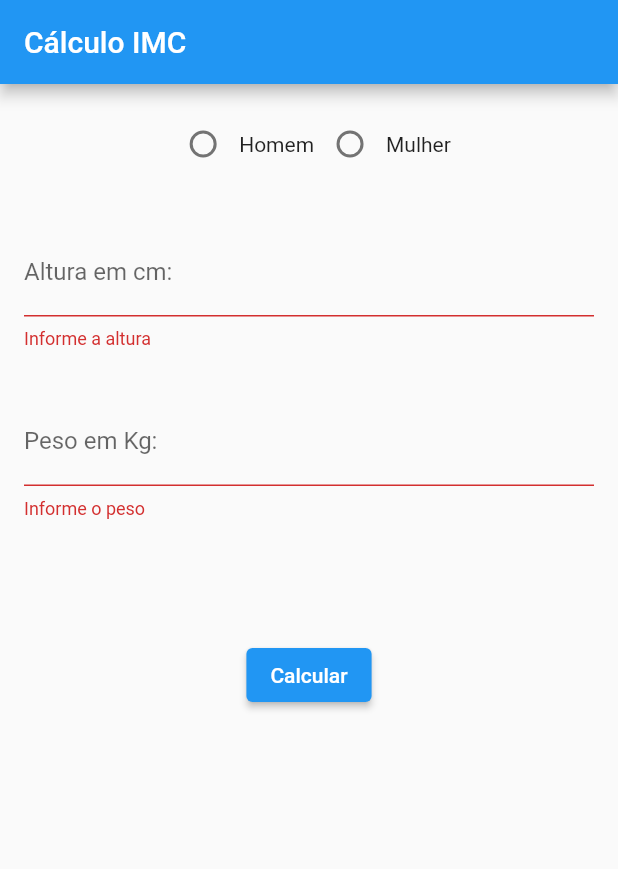
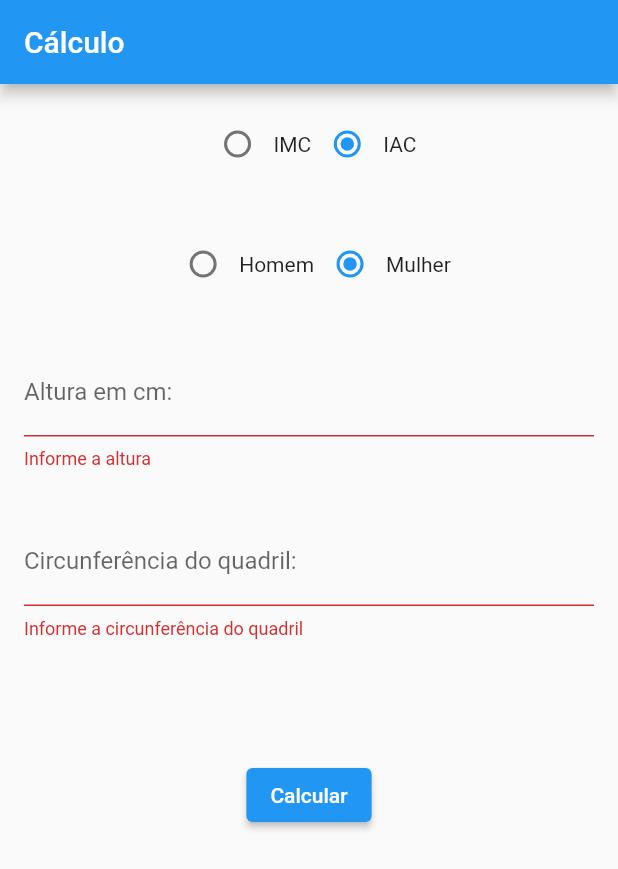
Before and after one commit to AdrielRA/flutter_imc, a Flutter app: the screen it shows after launch, after a tap on "Calcular", on a phone screen of 412 x 824 dp. Shown: the top 869 px of the screen. Run offline on Flutter 3.47's test engine with Material 2 defaults, Android fonts, the phone set to English and light mode, and no system bars.

Commit message:
:rocket: #00002 Adiciona calculo IAC

```diff
--- a/lib/screens/calculoimc_screen.dart
+++ b/lib/screens/calculoimc_screen.dart
@@ -6,7 +6,7 @@ class CalculoImcScreen extends StatelessWidget {
   Widget build(BuildContext context) {
     return Scaffold(
       appBar: AppBar(
-        title: Text("Cálculo IMC"),
+        title: Text("Cálculo"),
       ),
       body: CalculoImcWidget(),
     );
--- a/lib/widgets/calculoimc_widget.dart
+++ b/lib/widgets/calculoimc_widget.dart
@@ -11,13 +11,23 @@ class _CalculoImcWidgetState extends State<CalculoImcWidget> {
   GlobalKey<FormState> _formkey = GlobalKey<FormState>();
   TextEditingController alturacontroller = TextEditingController();
   TextEditingController pesocontroller = TextEditingController();
+  TextEditingController circunferenciacontroller = TextEditingController();
 
-  String _resultadoimc;
-  int _radioBtnValue = 0;
+  String _resultadoimc, _resultadoiac;
+  int _radioBtnValue = 1;
+  int _radioTypeValue = 1;
 
   void _handleRadioBtnValChange(int value) {
     setState(() {
+      _resultadoiac = _resultadoimc = null;
       _radioBtnValue = value;
+    });
+  }
+
+  void _handleRadioTypeValChange(int value) {
+    setState(() {
+      _resultadoiac = _resultadoimc = null;
+      _radioTypeValue = value;
     });
   }
 
@@ -27,7 +37,20 @@ class _CalculoImcWidgetState extends State<CalculoImcWidget> {
     double imc = peso / pow(altura, 2);
 
     setState(() {
+      _resultadoiac = null;
       _resultadoimc = imc.toStringAsFixed(2) + "\n\n" + getClassificacao(imc);
+    });
+  }
+
+  void _calculariac() {
+    double altura = double.parse(alturacontroller.text) / 100;
+    double circunferencia = double.parse(circunferenciacontroller.text);
+    double iac = circunferencia / altura * sqrt(altura);
+
+    setState(() {
+      _resultadoimc = null;
+      _resultadoiac =
+          iac.toStringAsFixed(2) + "\n\n" + getClassificacaoIAC(iac);
     });
   }
 
@@ -65,6 +88,32 @@ class _CalculoImcWidgetState extends State<CalculoImcWidget> {
     return strclassificacao;
   }
 
+  String getClassificacaoIAC(num iac) {
+    String strclassificacao;
+
+    if (_radioBtnValue == 0) {
+      if (iac < 8)
+        strclassificacao = "Abaixo do normal";
+      else if (iac < 20.9)
+        strclassificacao = "Adiposidade normal";
+      else if (iac < 25)
+        strclassificacao = "Sobrepeso";
+      else
+        strclassificacao = "Obesidade";
+    } else {
+      if (iac < 21)
+        strclassificacao = "Abaixo do normal";
+      else if (iac < 32.9)
+        strclassificacao = "Adiposidade normal";
+      else if (iac < 38)
+        strclassificacao = "Sobrepeso";
+      else
+        strclassificacao = "Obesidade";
+    }
+
+    return strclassificacao;
+  }
+
   @override
   Widget build(BuildContext context) {
     return Form(
@@ -78,13 +127,33 @@ class _CalculoImcWidgetState extends State<CalculoImcWidget> {
                 mainAxisAlignment: MainAxisAlignment.center,
                 children: [
                   Radio(
+                    value: 0,
+                    groupValue: _radioTypeValue,
+                    onChanged: _handleRadioTypeValChange,
+                  ),
+                  new Text("IMC"),
+                  Radio(
                     value: 1,
+                    groupValue: _radioTypeValue,
+                    onChanged: _handleRadioTypeValChange,
+                  ),
+                  new Text("IAC")
+                ],
+              ),
+            ),
+            Container(
+              margin: EdgeInsets.all(16),
+              child: Row(
+                mainAxisAlignment: MainAxisAlignment.center,
+                children: [
+                  Radio(
+                    value: 0,
                     groupValue: _radioBtnValue,
                     onChanged: _handleRadioBtnValChange,
                   ),
                   new Text("Homem"),
                   Radio(
-                    value: 2,
+                    value: 1,
                     groupValue: _radioBtnValue,
                     onChanged: _handleRadioBtnValChange,
                   ),
@@ -103,7 +172,8 @@ class _CalculoImcWidgetState extends State<CalculoImcWidget> {
                 decoration: InputDecoration(labelText: "Altura em cm:"),
               ),
             ),
-            Container(
+            Visibility(
+              child: Container(
                 margin: EdgeInsets.all(16),
                 child: TextFormField(
                   keyboardType: TextInputType.number,
@@ -114,16 +184,42 @@ class _CalculoImcWidgetState extends State<CalculoImcWidget> {
                   decoration: InputDecoration(labelText: "Peso em Kg:"),
                 ),
               ),
+              visible: _radioTypeValue == 0,
+            ),
+            Visibility(
+              child: Container(
+                margin: EdgeInsets.all(16),
+                child: TextFormField(
+                  keyboardType: TextInputType.number,
+                  controller: circunferenciacontroller,
+                  validator: (value) {
+                    return value.isEmpty
+                        ? "Informe a circunferência do quadril"
+                        : null;
+                  },
+                  decoration:
+                      InputDecoration(labelText: "Circunferência do quadril:"),
+                ),
+              ),
+              visible: _radioTypeValue == 1,
+            ),
             Container(
               margin: EdgeInsets.all(16),
-              child: Text(_resultadoimc == null ? "" : "IMC: $_resultadoimc"),
+              child: Text(_resultadoimc == null
+                  ? _resultadoiac == null
+                      ? ""
+                      : "IAC: $_resultadoiac"
+                  : "IMC: $_resultadoimc"),
             ),
             Container(
               margin: EdgeInsets.all(16),
               child: ElevatedButton(
                 onPressed: () {
                   if (_formkey.currentState.validate()) {
+                    if (_radioTypeValue == 0)
                       _calcularimc();
+                    else
+                      _calculariac();
                   }
                 },
                 child: Text("Calcular"),
```
Lines whose indentation alone changed are shown as unchanged.
